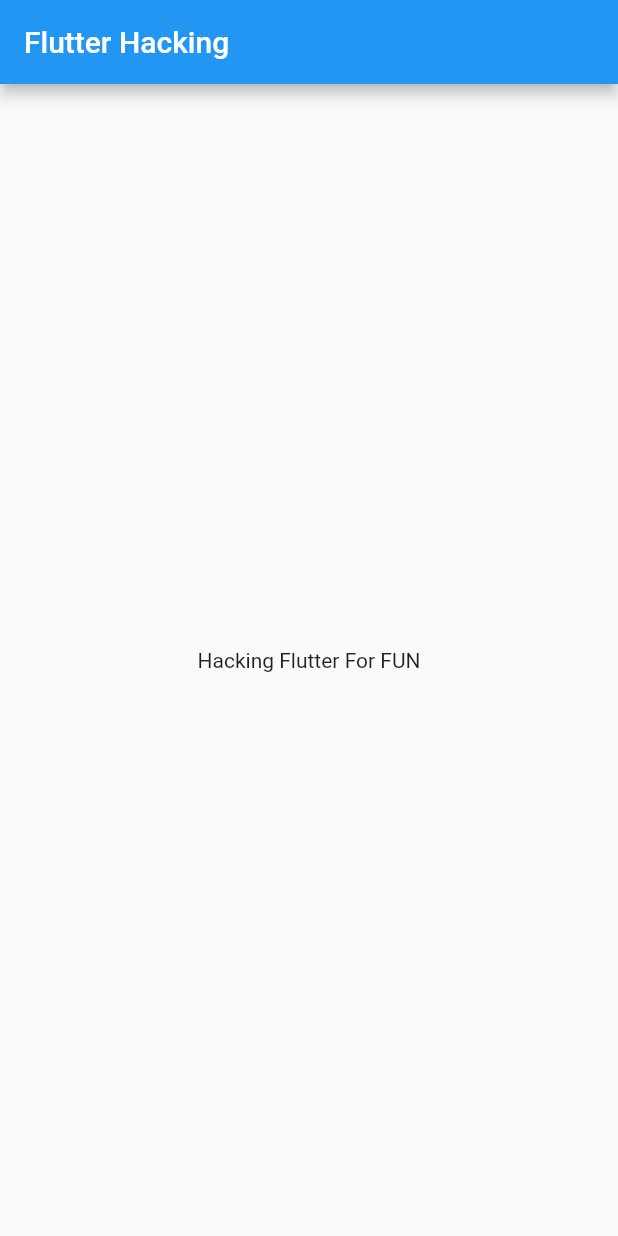
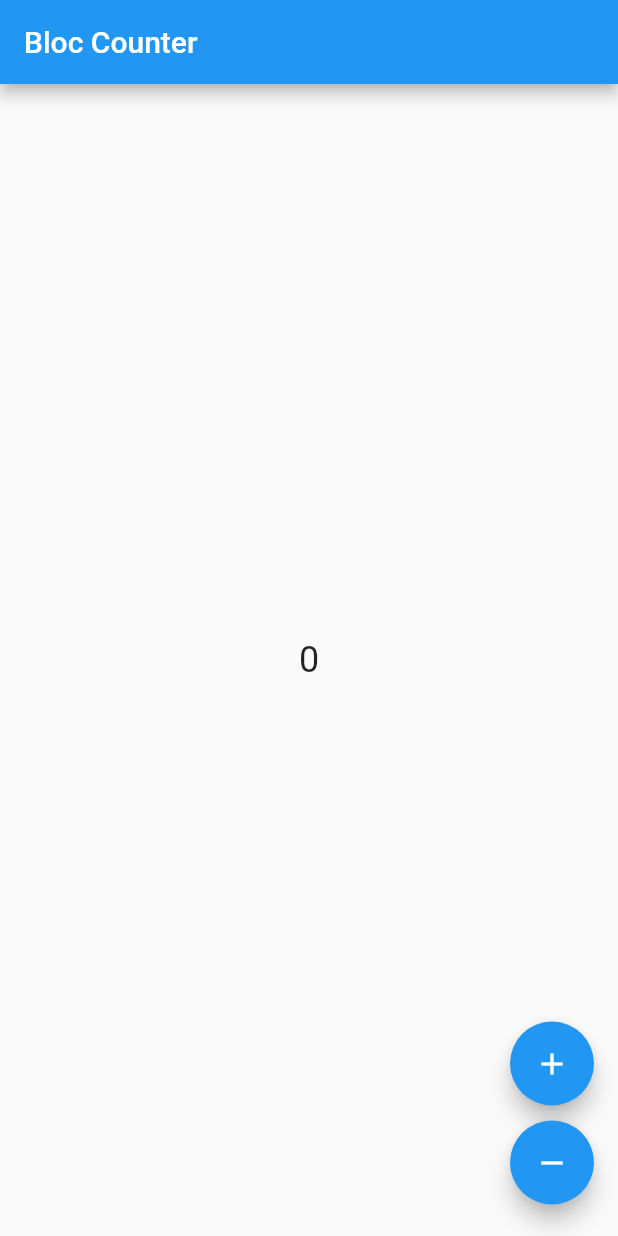
Before and after one commit to BruceGui/FlutterIO, a Flutter app: the screen it shows after launch, on a phone screen of 412 x 824 dp. Run offline on Flutter 3.47's test engine with Material 2 defaults, Android fonts, the phone set to English and light mode, and no system bars; our stand-ins replace bloc, flutter_bloc.

Commit message:
bloc app ...

```diff
--- a/lib/main.dart
+++ b/lib/main.dart
@@ -1,5 +1,14 @@
 
 import 'package:flutter/material.dart';
+
+import 'package:flutter_bloc/flutter_bloc.dart';
+import 'package:bloc/bloc.dart';
+
+
+enum CounterEvent {
+  increment,
+  decrement
+}
 
 void main() => runApp(new MyApp());
 
@@ -8,17 +17,85 @@
   @override
   Widget build(BuildContext context) {
     return new MaterialApp(
-      title: 'Hacking Flutter',
-      home: Scaffold(
-        appBar: AppBar(
-          title: Text('Flutter Hacking'),
-        ),
-
-        body: Center(
-          child: Text('Hacking Flutter For FUN'),
-        ),
-      ),
+      title: 'Bloc Counter',
+      home: BlocProvider<CounterBloc>(
+        builder: (context) => CounterBloc(),
+        child: CounterPage(),
+      )
 
     );
   }
 }
+
+class CounterBloc extends Bloc<CounterEvent, int> {
+
+  @override
+  int get initialState => 0;
+
+  @override
+  Stream<int> mapEventToState(CounterEvent event) async*{
+    // TODO: implement mapEventToState
+    switch(event) {
+      case CounterEvent.decrement:
+        yield currentState - 1;
+        break;
+      case CounterEvent.increment:
+        yield currentState + 1;
+        break;
+    }
+  }
+
+}
+
+class CounterPage extends StatelessWidget {
+  @override
+  Widget build(BuildContext context) {
+
+    final CounterBloc counterBloc = BlocProvider.of<CounterBloc>(context);
+
+    return Scaffold(
+      appBar: AppBar(
+        title: Text('Bloc Counter'),
+      ),
+
+      body: BlocBuilder<CounterBloc, int>(
+
+        builder: (context, count) {
+          return Center(
+            child: Text(
+              '$count',
+              style: TextStyle(fontSize: 24.0),
+            ),
+          );
+        },
+      ),
+
+      floatingActionButton: Column(
+        crossAxisAlignment: CrossAxisAlignment.end,
+        mainAxisAlignment: MainAxisAlignment.end,
+
+        children: <Widget>[
+          Padding(
+            padding: EdgeInsets.symmetric(vertical: 5.0),
+            child: FloatingActionButton(
+              child: Icon(Icons.add),
+              onPressed: () {
+                counterBloc.dispatch(CounterEvent.increment);
+              },
+            ),
+          ),
+
+          Padding(
+            padding: EdgeInsets.symmetric(vertical: 5.0),
+            child: FloatingActionButton(
+              child: Icon(Icons.remove),
+              onPressed: () {
+                counterBloc.dispatch(CounterEvent.decrement);
+              },
+            ),
+          )
+        ],
+      ),
+    );
+  }
+}
--- a/pubspec.yaml
+++ b/pubspec.yaml
@@ -1,4 +1,4 @@
-name: flutter_component
+name: BloCounter
 description: Learning component fo flutter
 
 dependencies:
@@ -8,6 +8,8 @@
   # The following adds the Cupertino Icons font to your application.
   # Use with the CupertinoIcons class for iOS style icons.
   cupertino_icons: ^0.1.2
+  flutter_bloc: ^0.21.0
+  meta: ^1.1.6
 
 dev_dependencies:
   flutter_test:
```
Also changed, not shown: pubspec.lock, 2 other files.
